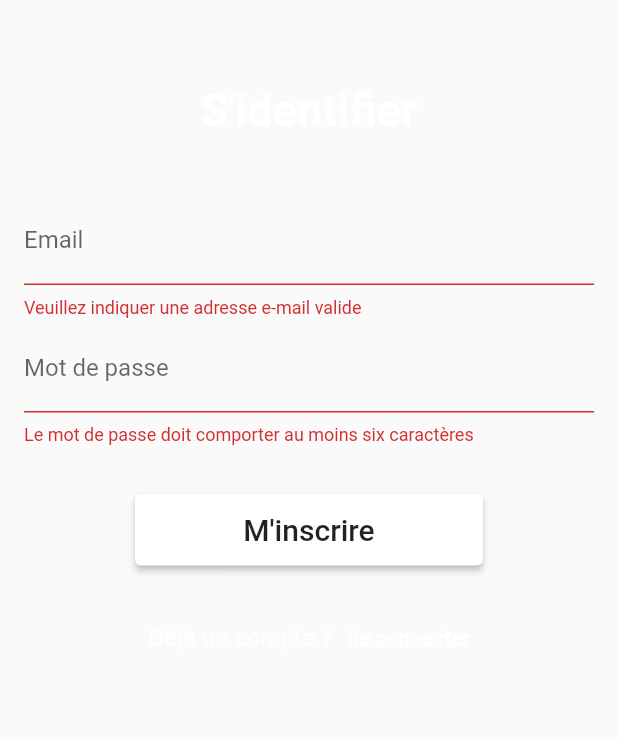
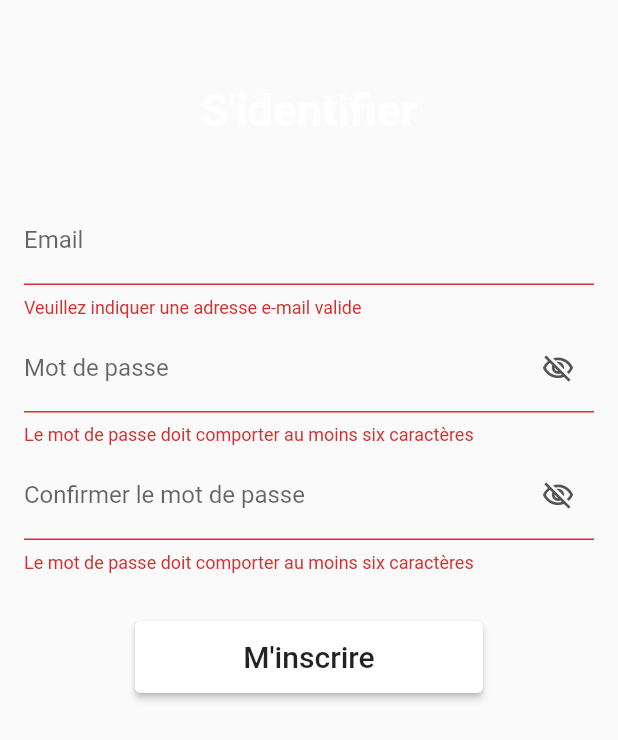
Before and after one commit to peppearl/freshmind, a Flutter app: the SignUpWidget widget shown alone on an empty page, opened directly with empty values, after a tap on "M'inscrire", on a phone screen of 412 x 824 dp. Shown: the top 740 px of the screen. Run offline on Flutter 3.47's test engine with Material 2 defaults, Android fonts, the light colour scheme and no system bars; our stand-ins replace email_validator, firebase_auth, firebase_core; accounts and stored records are empty; network calls fail.

Commit message:
feat: adding confirm password field in sign up form

```diff
--- a/lib/widgets/signup_widget.dart
+++ b/lib/widgets/signup_widget.dart
@@ -18,12 +18,16 @@ class SignUpWidget extends StatefulWidget {
 class _SignUpWidgetState extends State<SignUpWidget> {
   final emailController = TextEditingController();
   final passwordController = TextEditingController();
+  final confirmPasswordController = TextEditingController();
   final formKey = GlobalKey<FormState>();
+  late bool passwordVisibility = false;
+  late bool confirmPasswordVisibility = false;
 
   @override
   void dispose() {
     emailController.dispose();
     passwordController.dispose();
+    confirmPasswordController.dispose();
 
     super.dispose();
   }
@@ -64,15 +68,64 @@ class _SignUpWidgetState extends State<SignUpWidget> {
             controller: passwordController,
             cursorColor: Colors.white,
             textInputAction: TextInputAction.done,
-            decoration: const InputDecoration(
-                labelText: "Mot de passe",
-                focusColor: Colors.white,
-                fillColor: Colors.white),
-            obscureText: true,
+            decoration: InputDecoration(
+              labelText: "Mot de passe",
+              focusColor: Colors.white,
+              fillColor: Colors.white,
+              suffixIcon: InkWell(
+                onTap: () => setState(
+                  () => passwordVisibility = !passwordVisibility,
+                ),
+                focusNode: FocusNode(skipTraversal: true),
+                child: Icon(
+                  passwordVisibility
+                      ? Icons.visibility_outlined
+                      : Icons.visibility_off_outlined,
+                  color: const Color.fromARGB(255, 84, 84, 84),
+                  size: 22,
+                ),
+              ),
+            ),
+            obscureText: !passwordVisibility,
             autovalidateMode: AutovalidateMode.onUserInteraction,
             validator: (value) => value != null && value.length < 6
                 ? "Le mot de passe doit comporter au moins six caractères"
                 : null,
+          ),
+          const SizedBox(height: 4),
+          TextFormField(
+            controller: confirmPasswordController,
+            cursorColor: Colors.white,
+            textInputAction: TextInputAction.done,
+            decoration: InputDecoration(
+              labelText: "Confirmer le mot de passe",
+              focusColor: Colors.white,
+              fillColor: Colors.white,
+              suffixIcon: InkWell(
+                onTap: () => setState(
+                  () => confirmPasswordVisibility = !confirmPasswordVisibility,
+                ),
+                focusNode: FocusNode(skipTraversal: true),
+                child: Icon(
+                  confirmPasswordVisibility
+                      ? Icons.visibility_outlined
+                      : Icons.visibility_off_outlined,
+                  color: const Color.fromARGB(255, 84, 84, 84),
+                  size: 22,
+                ),
+              ),
+            ),
+            obscureText: !confirmPasswordVisibility,
+            autovalidateMode: AutovalidateMode.onUserInteraction,
+            validator: (value) {
+              if (value != null && value.length < 6) {
+                return "Le mot de passe doit comporter au moins six caractères";
+              } else if (value != passwordController.text) {
+                return "Mots de passe différents";
+              } else {
+                return null;
+              }
+            },
           ),
           const SizedBox(height: 20),
           Button(
```
